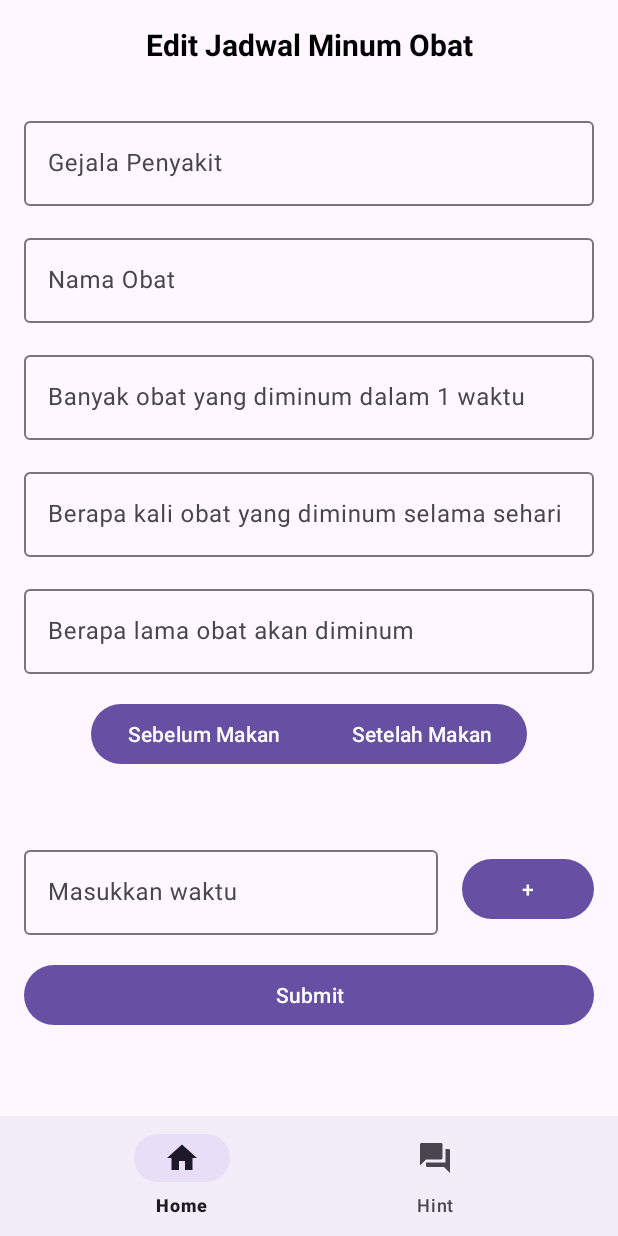
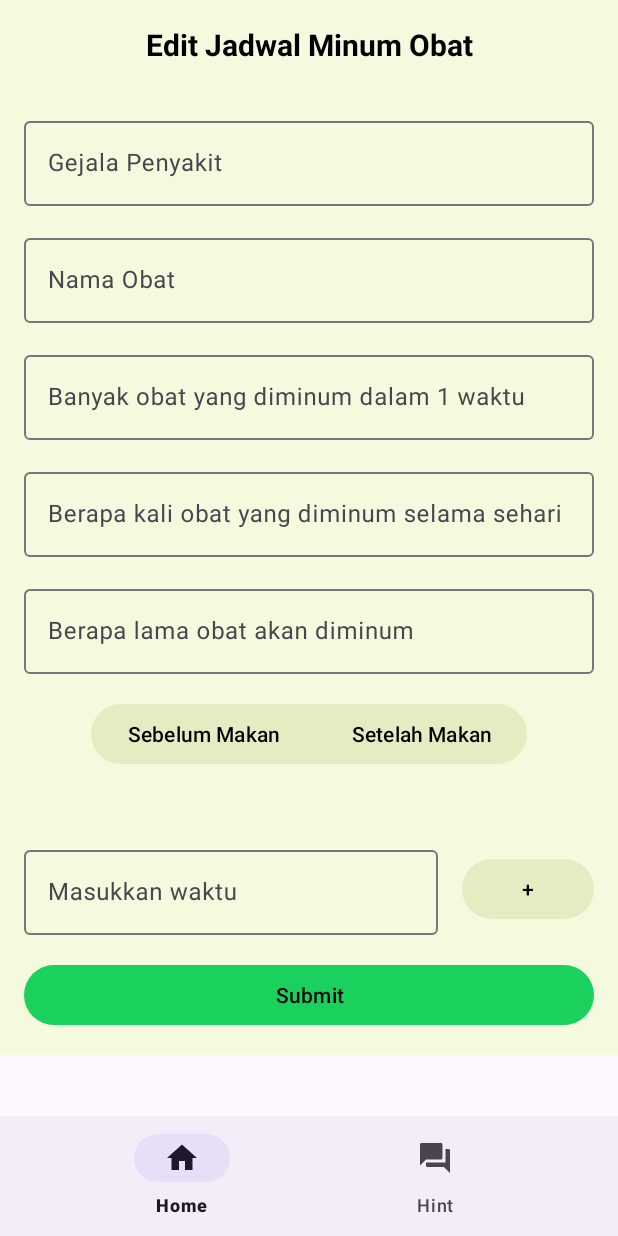
Before and after one commit to mfr03/Minggu12LaprakRoom, an Android app: the EditFragment screen opened through its navigation route, on a phone screen of 412 x 824 dp. Run offline under Robolectric (Android 15) with nearby library versions, the phone set to English and light mode, and no system bars; our stand-ins replace navigation-ui.

Commit message:
broken notification support. everything else work tho

```diff
--- a/app/src/main/java/com/example/puhsepuh/MainActivity.kt
+++ b/app/src/main/java/com/example/puhsepuh/MainActivity.kt
@@ -1,10 +1,17 @@
 package com.example.puhsepuh
 
+import android.Manifest
+import android.content.Context
+import android.content.pm.PackageManager
 import androidx.appcompat.app.AppCompatActivity
 import android.os.Bundle
+import androidx.core.app.ActivityCompat
+import androidx.core.app.NotificationCompat
+import androidx.core.app.NotificationManagerCompat
 import androidx.navigation.findNavController
 import androidx.navigation.ui.setupWithNavController
 import com.example.puhsepuh.databinding.ActivityMainBinding
+import com.example.puhsepuh.notifications.NotificationService
 
 class MainActivity : AppCompatActivity() {
 
@@ -25,7 +32,8 @@ class MainActivity : AppCompatActivity() {
             bottomNavigationView.setupWithNavController(navController)
 
         }
-
+        NotificationService.createNotificationChannel(this@MainActivity)
+        NotificationService.scheduleNotification(this@MainActivity, 14,35)
 //        val allData: LiveData<List<ObatData>> = app.getAllData()
 //        allData.observeForever { obat ->
 //            obat?.let {
--- a/app/src/main/java/com/example/puhsepuh/model/ObatData.kt
+++ b/app/src/main/java/com/example/puhsepuh/model/ObatData.kt
@@ -33,7 +33,7 @@ data class ObatData(
     @ColumnInfo(name = "setelah_makan")
     val isSetelahMakan: Boolean?,
 
-    // figure out how to add a list of string, later cause fuck this shit
+
     @ColumnInfo(name = "waktu_notifikasi")
     val waktuNotifikasi: List<String>,
 )
--- /dev/null
+++ b/app/src/main/java/com/example/puhsepuh/notifications/NotificationsService.kt
@@ -0,0 +1,105 @@
+package com.example.puhsepuh.notifications
+
+// NotificationService.kt
+import android.Manifest
+import android.app.AlarmManager
+import android.app.NotificationChannel
+import android.app.NotificationManager
+import android.app.PendingIntent
+import android.content.Context
+import android.content.Intent
+import android.content.pm.PackageManager
+import android.os.Build
+import android.util.Log
+import androidx.core.app.ActivityCompat
+import androidx.core.app.NotificationCompat
+import androidx.core.app.NotificationManagerCompat
+import com.example.puhsepuh.MainActivity
+import com.example.puhsepuh.R
+import java.util.Calendar
+
+object NotificationService {
+
+    const val CHANNEL_ID = "0001"
+    const val NOTIFICATION_ID = 1
+
+    fun createNotificationChannel(context: Context) {
+        if (Build.VERSION.SDK_INT >= Build.VERSION_CODES.O) {
+            val channel = NotificationChannel(
+                CHANNEL_ID,
+                "Your Channel Name",
+                NotificationManager.IMPORTANCE_DEFAULT
+            )
+            val notificationManager = context.getSystemService(NotificationManager::class.java)
+            notificationManager.createNotificationChannel(channel)
+        }
+    }
+
+
+    fun scheduleNotification(context: Context, hourOfDay: Int, minute: Int) {
+        val intent = Intent(context, NotificationReceiver::class.java)
+        intent.action = "com.example.puhsepuh.NOTIFY_ACTION"
+
+        val pendingIntent = PendingIntent.getBroadcast(
+            context,
+            0,
+            intent,
+            PendingIntent.FLAG_IMMUTABLE or PendingIntent.FLAG_UPDATE_CURRENT
+        )
+
+        // Set the time for the notification
+        val calendar = Calendar.getInstance().apply {
+            set(Calendar.HOUR_OF_DAY, hourOfDay)
+            set(Calendar.MINUTE, minute)
+            set(Calendar.SECOND, 0)
+        }
+
+        // If the time has already passed for today, schedule it for the next day
+        if (calendar.timeInMillis <= System.currentTimeMillis()) {
+            calendar.add(Calendar.DAY_OF_YEAR, 1)
+        }
+
+        val triggerTime = calendar.timeInMillis
+        Log.d("NotificationService", "scheduleNotification: $triggerTime | ${System.currentTimeMillis()}")
+        val alarmManager = context.getSystemService(Context.ALARM_SERVICE) as AlarmManager
+//        alarmManager.setExactAndAllowWhileIdle(
+//            AlarmManager.RTC_WAKEUP,
+//            triggerTime,
+//            pendingIntent
+//        )
+    }
+
+    fun requestPermission(context: Context, activity: MainActivity) {
+        if (ActivityCompat.checkSelfPermission(
+                context,
+                Manifest.permission.POST_NOTIFICATIONS
+            ) != PackageManager.PERMISSION_GRANTED
+        ) {
+            ActivityCompat.requestPermissions(
+                activity,
+                arrayOf(Manifest.permission.POST_NOTIFICATIONS),
+                1
+            )
+        }
+    }
+    fun showNotification(context: Context) {
+        val notification = NotificationCompat.Builder(context, CHANNEL_ID)
+            .setContentTitle("Your Notification Title")
+            .setContentText("Your Notification Content")
+            .setSmallIcon(R.drawable.baseline_add_24)
+            .setPriority(NotificationCompat.PRIORITY_DEFAULT)
+            .build()
+
+        val notificationManager = NotificationManagerCompat.from(context)
+        if (ActivityCompat.checkSelfPermission(
+                context,
+                Manifest.permission.POST_NOTIFICATIONS
+            ) != PackageManager.PERMISSION_GRANTED
+        ) {
+            requestPermission(context, context as MainActivity)
+            return
+        }
+        notificationManager.notify(NOTIFICATION_ID, notification)
+    }
+
+}
--- a/app/src/main/java/com/example/puhsepuh/view/fragment/AddFragment.kt
+++ b/app/src/main/java/com/example/puhsepuh/view/fragment/AddFragment.kt
@@ -73,7 +73,6 @@ class AddFragment : Fragment() {
         }
     }
 
-//    TODO("get a way to make custom textinput to send the variables over")
 
     private fun addTimeElements(): TextInputLayout {
 
--- /dev/null
+++ b/app/src/main/res/drawable/baseline_notifications_24.xml
@@ -0,0 +1,5 @@
+<vector android:height="24dp" android:tint="#000000"
+    android:viewportHeight="24" android:viewportWidth="24"
+    android:width="24dp" xmlns:android="http://schemas.android.com/apk/res/android">
+    <path android:fillColor="@android:color/white" android:pathData="M12,22c1.1,0 2,-0.9 2,-2h-4c0,1.1 0.89,2 2,2zM18,16v-5c0,-3.07 -1.64,-5.64 -4.5,-6.32L13.5,4c0,-0.83 -0.67,-1.5 -1.5,-1.5s-1.5,0.67 -1.5,1.5v0.68C7.63,5.36 6,7.92 6,11v5l-2,2v1h16v-1l-2,-2z"/>
+</vector>
--- a/app/src/main/res/layout/activity_main.xml
+++ b/app/src/main/res/layout/activity_main.xml
@@ -23,11 +23,10 @@
         android:layout_width="match_parent"
         android:layout_height="wrap_content"
         android:layout_gravity="bottom"
-        app:menu="@menu/bottom_navigation_menu"
         app:layout_constraintBottom_toBottomOf="parent"
         app:layout_constraintEnd_toEndOf="parent"
         app:layout_constraintStart_toStartOf="parent"
-        />
+        app:menu="@menu/bottom_navigation_menu" />
 
 
 </androidx.constraintlayout.widget.ConstraintLayout>
--- a/app/src/main/res/layout/fragment_add.xml
+++ b/app/src/main/res/layout/fragment_add.xml
@@ -10,6 +10,7 @@
         android:id="@+id/constraintLayout2"
         android:layout_width="match_parent"
         android:layout_height="wrap_content"
+        android:background="@color/shrekGreenLite"
         android:padding="16dp"
         tools:context=".view.fragment.AddFragment">
 
@@ -129,12 +130,14 @@
 
             <com.google.android.material.button.MaterialButton
                 android:id="@+id/addSebelumMakan"
+                style="@style/element.button"
                 android:layout_width="wrap_content"
                 android:layout_height="wrap_content"
                 android:text="Sebelum Makan" />
 
             <com.google.android.material.button.MaterialButton
                 android:id="@+id/addSetelahMakan"
+                style="@style/element.button"
                 android:layout_width="wrap_content"
                 android:layout_height="wrap_content"
                 android:text="Setelah Makan" />
@@ -168,6 +171,7 @@
 
         <com.google.android.material.button.MaterialButton
             android:id="@+id/add_AddInput"
+            style="@style/element.button"
             android:layout_width="wrap_content"
             android:layout_height="wrap_content"
             android:text="+"
@@ -177,10 +181,12 @@
 
         <com.google.android.material.button.MaterialButton
             android:id="@+id/addSubmit"
+            style="@style/element.button"
             android:layout_width="match_parent"
             android:layout_height="wrap_content"
             android:layout_marginTop="16dp"
             android:text="Submit"
+            app:backgroundTint="#1BD15D"
             app:layout_constraintBottom_toBottomOf="parent"
             app:layout_constraintStart_toStartOf="parent"
             app:layout_constraintTop_toBottomOf="@+id/dummy1" />
--- a/app/src/main/res/layout/fragment_edit.xml
+++ b/app/src/main/res/layout/fragment_edit.xml
@@ -5,10 +5,12 @@
     android:id="@+id/sv"
     android:layout_width="match_parent"
     android:layout_height="wrap_content">
+
     <androidx.constraintlayout.widget.ConstraintLayout
         android:id="@+id/constraintLayout2"
         android:layout_width="match_parent"
-        android:layout_height="match_parent"
+        android:layout_height="wrap_content"
+        android:background="@color/shrekGreenLite"
         android:padding="16dp"
         tools:context=".view.fragment.EditFragment">
 
@@ -128,12 +130,14 @@
 
             <com.google.android.material.button.MaterialButton
                 android:id="@+id/editSebelumMakan"
+                style="@style/element.button"
                 android:layout_width="wrap_content"
                 android:layout_height="wrap_content"
                 android:text="Sebelum Makan" />
 
             <com.google.android.material.button.MaterialButton
                 android:id="@+id/editSetelahMakan"
+                style="@style/element.button"
                 android:layout_width="wrap_content"
                 android:layout_height="wrap_content"
                 android:text="Setelah Makan" />
@@ -157,12 +161,15 @@
                 android:id="@+id/dummy2"
                 android:layout_width="match_parent"
                 android:layout_height="wrap_content"
-                android:allowClickWhenDisabled="false" />
+                android:allowClickWhenDisabled="false"
+                android:clickable="false"
+                android:longClickable="false" />
 
         </com.google.android.material.textfield.TextInputLayout>
 
         <com.google.android.material.button.MaterialButton
             android:id="@+id/edit_AddInput"
+            style="@style/element.button"
             android:layout_width="wrap_content"
             android:layout_height="wrap_content"
             android:text="+"
@@ -172,10 +179,12 @@
 
         <com.google.android.material.button.MaterialButton
             android:id="@+id/editSubmit"
+            style="@style/element.button"
             android:layout_width="match_parent"
             android:layout_height="wrap_content"
             android:layout_marginTop="16dp"
             android:text="Submit"
+            app:backgroundTint="#1BD15D"
             app:layout_constraintBottom_toBottomOf="parent"
             app:layout_constraintStart_toStartOf="parent"
             app:layout_constraintTop_toBottomOf="@+id/dummy1" />
--- a/app/src/main/res/layout/fragment_home.xml
+++ b/app/src/main/res/layout/fragment_home.xml
@@ -5,7 +5,8 @@
     android:id="@+id/constraintLayout"
     android:layout_width="match_parent"
     android:layout_height="match_parent"
-    tools:context=".view.fragment.HomeFragment" >
+    android:background="@color/shrekGreen"
+    tools:context=".view.fragment.HomeFragment">
 
     <androidx.recyclerview.widget.RecyclerView
         android:id="@+id/obatRecyclerView"
@@ -22,7 +23,7 @@
         android:id="@+id/addButton"
         android:layout_width="48dp"
         android:layout_height="48dp"
-        android:background="@null"
+        android:background="#1BD15D"
         android:clickable="true"
         android:scaleType="fitXY"
         android:src="@drawable/baseline_add_24"
--- a/app/src/main/res/values/colors.xml
+++ b/app/src/main/res/values/colors.xml
@@ -2,4 +2,7 @@
 <resources>
     <color name="black">#FF000000</color>
     <color name="white">#FFFFFFFF</color>
+    <color name="shrekGreen">#E8F1B2</color>
+    <color name="shrekGreenLite">#F5F9DD</color>
+    <color name="shrekGreenForeground">#E6ECC1</color>
 </resources>
--- a/app/src/main/res/values/themes.xml
+++ b/app/src/main/res/values/themes.xml
@@ -18,4 +18,9 @@
         <item name="android:textColor">@color/black</item>
         <item name="android:textStyle">bold</item>
     </style>
+
+    <style name="element.button" parent="Widget.Material3.Button">
+        <item name="backgroundTint">@color/shrekGreenForeground</item>
+        <item name="android:textColor">@color/black</item>
+    </style>
 </resources>
```
Also changed, not shown: app/src/main/AndroidManifest.xml (+9 -0 lines), app/src/main/java/com/example/puhsepuh/notifications/NotificationReceiver.kt (added, +19 -0 lines), app/src/main/java/com/example/puhsepuh/recyclerview/ObatAdapter.kt (+7 -1 lines), app/src/main/res/layout/item_obat.xml (+4 -3 lines), app/src/main/res/drawable-nodpi/pngfind_com_pill_icon_png_4905931.png (added).
